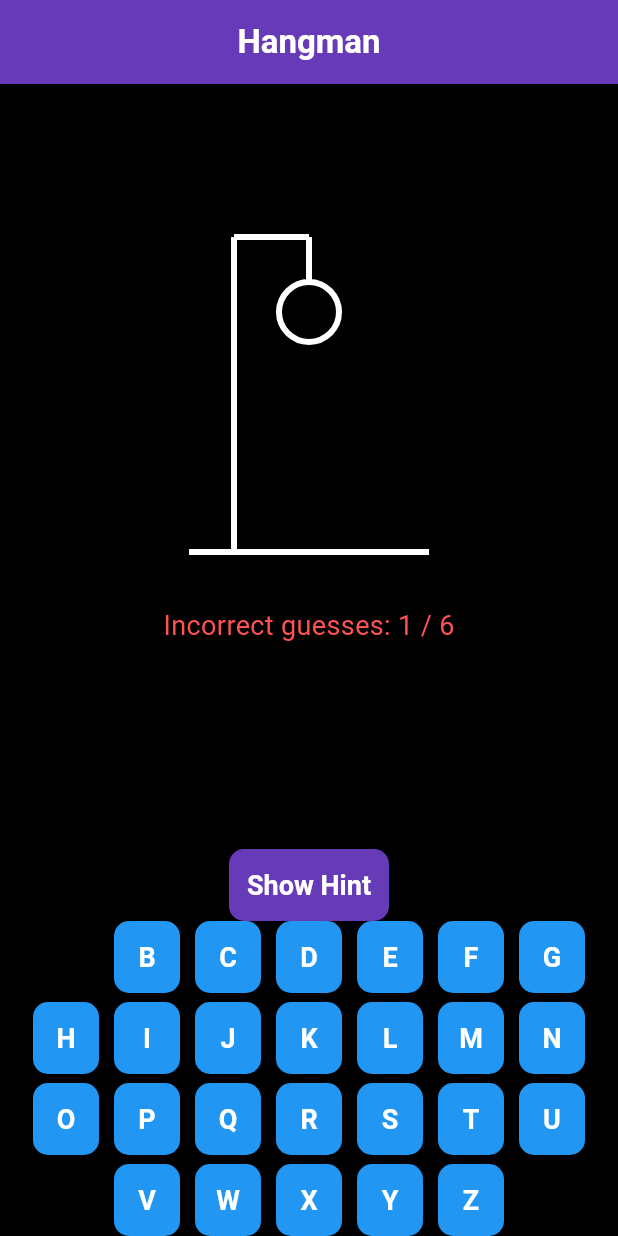
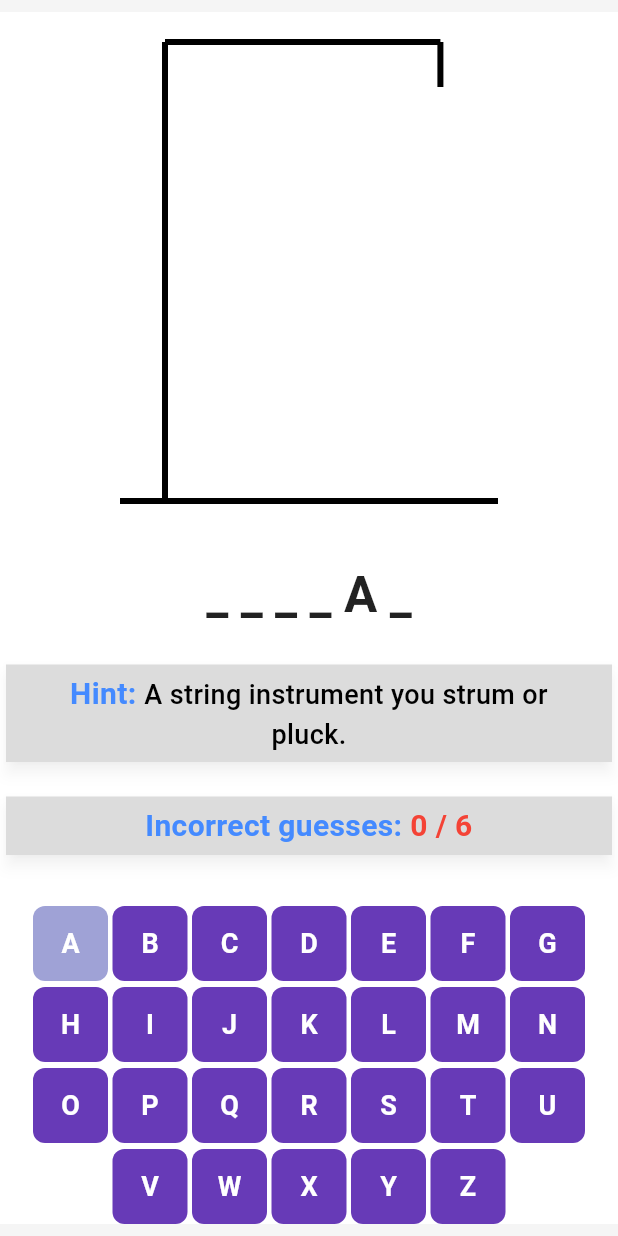
Before and after one commit to ParimSsme/hangman_game, a Flutter app: the screen it shows after launch, after a tap on an icon or button, on a phone screen of 412 x 824 dp. Run offline on Flutter 3.47's test engine with Material 3 defaults, Android fonts, the phone set to English and light mode, and no system bars.

Commit message:
fix some design problems of game screen

```diff
--- a/lib/game/hangman_game.dart
+++ b/lib/game/hangman_game.dart
@@ -1,4 +1,5 @@
 import 'package:flutter/material.dart';
+import 'package:hangman/game/word_list.dart';
 import 'hangman_painter.dart';
 
 class HangmanGame {
@@ -13,15 +14,9 @@ class HangmanGame {
   }
 
   void reset() {
-    final words = [
-      {"word": "flutter", "hint": "A UI framework by Google"},
-      {"word": "widget", "hint": "The building block of Flutter UI"},
-      {"word": "state", "hint": "Something widgets can manage"},
-      {"word": "dart", "hint": "Programming language for Flutter"},
-    ];
 
-    words.shuffle();
-    final chosen = words.first;
+    wordList.shuffle();
+    final chosen = wordList.first;
 
     word = chosen["word"]!;
     hint = chosen["hint"]!;
@@ -48,15 +43,17 @@ class HangmanGame {
   int get maxGuesses => 6;
 
   Widget buildStickman() {
-    return SizedBox(
-      width: 200,
-      height: 250,
-      child: Stack(
-        alignment: Alignment.topCenter,
-        children: [
-          CustomPaint(size: const Size(200, 250), painter: GallowsPainter()),
-          CustomPaint(size: const Size(200, 250), painter: StickmanPainter(incorrectGuesses)),
-        ],
+    return Padding(
+      padding: const EdgeInsets.symmetric(horizontal: 60.0),
+      child: SizedBox(
+        width: double.infinity,
+        child: Stack(
+          alignment: Alignment.topCenter,
+          children: [
+            CustomPaint(size: const Size(double.infinity, double.infinity), painter: GallowsPainter()),
+            CustomPaint(size: const Size(double.infinity, double.infinity), painter: StickmanPainter(incorrectGuesses)),
+          ],
+        ),
       ),
     );
   }
--- a/lib/game/hangman_painter.dart
+++ b/lib/game/hangman_painter.dart
@@ -6,22 +6,30 @@ class GallowsPainter extends CustomPainter {
   @override
   void paint(Canvas canvas, Size size) {
     final paint = Paint()
-      ..color = Colors.white
+      ..color = Colors.black
       ..strokeWidth = 4
       ..style = PaintingStyle.stroke;
 
     final baseY = size.height - 20;
 
-    // Gallows
+    // Base
     canvas.drawLine(Offset(20, baseY), Offset(size.width - 20, baseY), paint);
-    canvas.drawLine(Offset(50, baseY), Offset(50, 20), paint);
-    canvas.drawLine(Offset(50, 20), Offset(size.width / 2, 20), paint);
-    canvas.drawLine(Offset(size.width / 2, 20), Offset(size.width / 2, 50), paint);
+
+    // Vertical post
+    canvas.drawLine(Offset(50, baseY), const Offset(50, 20), paint);
+
+    // Top horizontal beam (make it longer, ~80% of canvas width)
+    final topBeamEndX = size.width * 0.8;
+    canvas.drawLine(const Offset(50, 20), Offset(topBeamEndX, 20), paint);
+
+    // Short hanging beam
+    canvas.drawLine(Offset(topBeamEndX, 20), Offset(topBeamEndX, 50), paint);
   }
 
   @override
   bool shouldRepaint(covariant CustomPainter oldDelegate) => false;
 }
+
 
 class StickmanPainter extends CustomPainter {
   final int stage;
@@ -30,18 +38,39 @@ class StickmanPainter extends CustomPainter {
   @override
   void paint(Canvas canvas, Size size) {
     final paint = Paint()
-      ..color = Colors.white
+      ..color = Colors.black
       ..strokeWidth = 4
       ..style = PaintingStyle.stroke;
 
-    final headCenter = Offset(size.width / 2, 70);
+    // 👇 Hang stickman from beam end (aligned with GallowsPainter)
+    final hangX = size.width * 0.8;
+    final headCenter = Offset(hangX, 70);
 
-    if (stage > 0) canvas.drawCircle(headCenter, 20, paint); // Head
-    if (stage > 1) canvas.drawLine(Offset(size.width / 2, 90), Offset(size.width / 2, 150), paint); // Body
-    if (stage > 2) canvas.drawLine(Offset(size.width / 2, 100), Offset(size.width / 2 - 40, 120), paint); // Left arm
-    if (stage > 3) canvas.drawLine(Offset(size.width / 2, 100), Offset(size.width / 2 + 40, 120), paint); // Right arm
-    if (stage > 4) canvas.drawLine(Offset(size.width / 2, 150), Offset(size.width / 2 - 30, 200), paint); // Left leg
-    if (stage > 5) canvas.drawLine(Offset(size.width / 2, 150), Offset(size.width / 2 + 30, 200), paint); // Right leg
+    // Draw parts step by step
+    if (stage > 0) {
+      // Head
+      canvas.drawCircle(headCenter, 20, paint);
+    }
+    if (stage > 1) {
+      // Body
+      canvas.drawLine(Offset(hangX, 90), Offset(hangX, 150), paint);
+    }
+    if (stage > 2) {
+      // Left arm
+      canvas.drawLine(Offset(hangX, 100), Offset(hangX - 40, 120), paint);
+    }
+    if (stage > 3) {
+      // Right arm
+      canvas.drawLine(Offset(hangX, 100), Offset(hangX + 40, 120), paint);
+    }
+    if (stage > 4) {
+      // Left leg
+      canvas.drawLine(Offset(hangX, 150), Offset(hangX - 30, 200), paint);
+    }
+    if (stage > 5) {
+      // Right leg
+      canvas.drawLine(Offset(hangX, 150), Offset(hangX + 30, 200), paint);
+    }
   }
 
   @override
--- a/lib/game/hangman_screen.dart
+++ b/lib/game/hangman_screen.dart
@@ -1,4 +1,6 @@
 import 'package:flutter/material.dart';
+import 'package:hangman/theme/app_text_styles.dart';
+import '../theme/app_colors.dart';
 import 'hangman_game.dart';
 import '../animations/win/hangman_win_animation.dart';
 import '../animations/lose/hangman_lose_animation.dart';
@@ -18,14 +20,19 @@ class _HangmanScreenState extends State<HangmanScreen>
   late HangmanGame _game;
   late AnimationController _winController;
   late AnimationController _loseController;
-  bool showHint = false;
 
   @override
   void initState() {
     super.initState();
     _game = HangmanGame();
-    _winController = AnimationController(vsync: this, duration: const Duration(seconds: 3));
-    _loseController = AnimationController(vsync: this, duration: const Duration(seconds: 2));
+    _winController = AnimationController(
+      vsync: this,
+      duration: const Duration(seconds: 3),
+    );
+    _loseController = AnimationController(
+      vsync: this,
+      duration: const Duration(seconds: 2),
+    );
   }
 
   void _onLetterTap(String letter) {
@@ -35,9 +42,16 @@ class _HangmanScreenState extends State<HangmanScreen>
       if (_game.isGameOver) {
         if (_game.isWinner) {
           _winController.forward(from: 0);
+
+          Future.delayed(const Duration(seconds: 1), () {
+            if (!mounted) return;
+            _showWinDialog();
+          });
         } else {
           _loseController.forward(from: 0);
+
           Future.delayed(const Duration(milliseconds: 600), () {
+            if (!mounted) return;
             _showGameOverDialog();
           });
         }
@@ -81,95 +95,156 @@ class _HangmanScreenState extends State<HangmanScreen>
     );
   }
 
+  void _showWinDialog() {
+    showDialog(
+      context: context,
+      barrierDismissible: false,
+      builder: (context) {
+        return AlertDialog(
+          backgroundColor: Colors.black87,
+          shape: RoundedRectangleBorder(
+            borderRadius: BorderRadius.circular(12),
+          ),
+          title: const Text(
+            "🎉 You Win!",
+            style: TextStyle(color: Colors.greenAccent),
+          ),
+          content: Text(
+            "Great job! The word was: ${_game.word.toUpperCase()}",
+            style: const TextStyle(color: Colors.white, fontSize: 18),
+          ),
+          actions: [
+            ElevatedButton.icon(
+              onPressed: () {
+                Navigator.pop(context);
+                _resetGame();
+              },
+              icon: const Icon(Icons.refresh),
+              label: const Text("Play Again"),
+              style: ElevatedButton.styleFrom(
+                backgroundColor: Colors.green,
+              ),
+            ),
+          ],
+        );
+      },
+    );
+  }
 
   void _resetGame() {
     setState(() {
       _game.reset();
       _winController.reset();
       _loseController.reset();
-      showHint = false;
     });
-  }
-
-  void _revealHint() {
-    if (!_game.usedHint) {
-      setState(() {
-        showHint = true;
-        _game.usedHint = true;
-      });
-    }
   }
 
   @override
   Widget build(BuildContext context) {
     return Scaffold(
-      appBar: AppBar(title: const Text("Hangman")),
-      body: AnimatedContainer(
+      body: SafeArea(
+        child: Padding(
+          padding: const EdgeInsets.symmetric(vertical: 8.0),
+          child: AnimatedContainer(
             duration: const Duration(seconds: 1),
             curve: Curves.easeInOut,
             color: _game.isGameOver && !_game.isWinner
                 ? Colors.red.shade900
-            : Colors.black,
+                : Colors.white,
             child: Column(
               mainAxisAlignment: MainAxisAlignment.spaceEvenly,
+              crossAxisAlignment: CrossAxisAlignment.stretch,
+              spacing: 30,
               children: [
                 Expanded(
-              child: Center(
                   child: Column(
                     mainAxisAlignment: MainAxisAlignment.center,
+                    crossAxisAlignment: CrossAxisAlignment.stretch,
+                    spacing: 15,
                     children: [
-
-                    _game.isGameOver && !_game.isWinner
+                      Expanded(
+                        child: _game.isGameOver && !_game.isWinner
                             ? HangmanLoseAnimation(
                                 animation: _loseController,
-                      gallows: CustomPaint(size: const Size(200, 250), painter: GallowsPainter()),
+                                gallows: CustomPaint(
+                                  size: const Size(200, 250),
+                                  painter: GallowsPainter(),
+                                ),
                                 stickman: _game.buildStickmanOnly(),
                               )
                             : _game.isGameOver && _game.isWinner
-                        ? HangmanWinAnimation(animation: _winController, child: _game.buildStickman())
+                                ? HangmanWinAnimation(
+                                    animation: _winController,
+                                    child: _game.buildStickman(),
+                                  )
                                 : _game.buildStickman(),
+                      ),
 
-                    const SizedBox(height: 16),
+                      WordDisplay(
+                          word: _game.word, guessed: _game.guessedLetters),
 
-                    Text(
-                      "Incorrect guesses: ${_game.incorrectGuesses} / ${_game.maxGuesses}",
-                      style: const TextStyle(fontSize: 18, color: Colors.redAccent),
+                      Card(
+                        color: AppColors.card,
+                        child: Padding(
+                          padding: const EdgeInsets.symmetric(horizontal: 25.0, vertical: 5),
+                          child: Text.rich(
+                            TextSpan(
+                              children: [
+                                TextSpan(
+                                  text: "Hint: ",
+                                  style: AppTextStyles.headingMedium.copyWith(
+                                    color: AppColors.blue,
+                                  ),
+                                ),
+                                TextSpan(
+                                  text: _game.hint,
+                                  style: AppTextStyles.headlineSmall.copyWith(
+                                    color: AppColors.black,
+                                  ),
+                                ),
+                              ],
+                            ),
+                            textAlign: TextAlign.center,
+                            softWrap: true,
+                          ),
+                        ),
+                      ),
+
+                      Card(
+                        color: AppColors.card,
+                        child: Padding(
+                          padding: const EdgeInsets.symmetric(horizontal: 25.0, vertical: 5),
+                          child: Text.rich(
+                            TextSpan(
+                              children: [
+                                TextSpan(
+                                  text: "Incorrect guesses: ",
+                                  style: AppTextStyles.headingMedium.copyWith(
+                                    color: AppColors.blue,
+                                  ),
+                                ),
+                                TextSpan(
+                                  text: '${_game.incorrectGuesses} / ${_game.maxGuesses}',
+                                  style: AppTextStyles.headingMedium.copyWith(
+                                    color: AppColors.red,
+                                  ),
+                                ),
+                              ],
+                            ),
+                            textAlign: TextAlign.center, // aligns the whole text
+                            softWrap: true,
+                          ),
+                        ),
                       ),
                     ],
                   ),
                 ),
-            ),
-
-            WordDisplay(word: _game.word, guessed: _game.guessedLetters),
-
-            if (showHint)
-              Padding(
-                padding: const EdgeInsets.all(8.0),
-                child: Text(
-                  "💡 Hint: ${_game.hint}",
-                  style: const TextStyle(fontSize: 18, color: Colors.yellow),
-                  textAlign: TextAlign.center,
+                Keyboard(onTap: _onLetterTap, disabled: _game.guessedLetters),
+              ],
             ),
           ),
-
-            if (!_game.isGameOver && !_game.usedHint)
-              ElevatedButton(
-                onPressed: _revealHint,
-                child: const Text("Show Hint"),
-              ),
-
-            Keyboard(onTap: _onLetterTap, disabled: _game.guessedLetters),
-
-            if (_game.isGameOver)
-              ElevatedButton(
-                onPressed: _resetGame,
-                child: const Text("Play Again"),
-              ),
-          ],
         ),
       ),
     );
   }
-
-
 }
--- a/lib/game/word_list.dart
+++ b/lib/game/word_list.dart
@@ -1,12 +1,22 @@
-const List<Map<String, String>> wordList = [
-  {"word": "FLUTTER", "hint": "A UI toolkit by Google"},
-  {"word": "HANGMAN", "hint": "This game’s name"},
-  {"word": "DEVELOPER", "hint": "You are one!"},
-  {"word": "WIDGET", "hint": "The building block of Flutter UI"},
-  {"word": "DART", "hint": "Programming language for Flutter"},
-  {"word": "STATE", "hint": "It changes, you manage it"},
-  {"word": "CONTEXT", "hint": "Passed to build methods"},
-  {"word": "PACKAGE", "hint": "Reusable Dart/Flutter code"},
-  {"word": "BUILD", "hint": "Method called to render UI"},
-  {"word": "ANIMATION", "hint": "Makes apps come alive"},
+final List<Map<String, String>> wordList = [
+  {"word": "APPLE", "hint": "A sweet fruit that grows on trees."},
+  {"word": "ELEPHANT", "hint": "The largest land animal with a trunk."},
+  {"word": "SUNFLOWER", "hint": "A tall yellow flower that follows the sun."},
+  {"word": "MOUNTAIN", "hint": "A high natural elevation of the land."},
+  {"word": "RIVER", "hint": "A flowing body of water that leads to the sea."},
+  {"word": "PYRAMID", "hint": "A triangular structure built in Egypt."},
+  {"word": "KANGAROO", "hint": "A hopping marsupial from Australia."},
+  {"word": "UMBRELLA", "hint": "Used to protect from rain or sun."},
+  {"word": "PIANO", "hint": "A musical instrument with keys."},
+  {"word": "TELESCOPE", "hint": "Used to see distant stars and planets."},
+  {"word": "BICYCLE", "hint": "A two-wheeled vehicle you pedal."},
+  {"word": "CANDLE", "hint": "Wax with a wick that provides light."},
+  {"word": "HONEY", "hint": "Sweet substance made by bees."},
+  {"word": "BUTTERFLY", "hint": "A colorful insect with wings."},
+  {"word": "RAINBOW", "hint": "Colors that appear after rain."},
+  {"word": "DIAMOND", "hint": "A precious and hard gemstone."},
+  {"word": "GUITAR", "hint": "A string instrument you strum or pluck."},
+  {"word": "BOOK", "hint": "Pages bound together for reading."},
+  {"word": "CLOCK", "hint": "A device that shows time."},
+  {"word": "OCEAN", "hint": "A vast body of saltwater."},
 ];
--- a/lib/widgets/keyboard.dart
+++ b/lib/widgets/keyboard.dart
@@ -13,20 +13,28 @@ class Keyboard extends StatelessWidget {
   @override
   Widget build(BuildContext context) {
     const letters = "ABCDEFGHIJKLMNOPQRSTUVWXYZ";
-    return Wrap(
-      spacing: 6,
-      runSpacing: 6,
-      alignment: WrapAlignment.center,
-      children: letters.split("").map((letter) {
-        final isDisabled = disabled.contains(letter.toLowerCase());
-        return ElevatedButton(
-          onPressed: isDisabled ? null : () => onTap(letter.toLowerCase()),
-          style: ElevatedButton.styleFrom(
-            backgroundColor: isDisabled ? Colors.grey : Colors.blue,
-          ),
-          child: Text(letter),
-        );
-      }).toList(),
+
+    return Padding(
+      padding: const EdgeInsets.symmetric(horizontal: 5.0),
+      child: Wrap(
+        spacing: 3,
+        runSpacing: 4,
+        alignment: WrapAlignment.center,
+        children: letters.split("").map((letter) {
+          final isDisabled = disabled.contains(letter);
+          return TextButton(
+            onPressed: isDisabled ? null : () => onTap(letter),
+            style: TextButton.styleFrom(
+              minimumSize: const Size(50, 50),
+              padding: EdgeInsets.zero,
+            ),
+            child: Text(
+              letter,
+              style: const TextStyle(fontSize: 18, fontWeight: FontWeight.bold),
+            ),
+          );
+        }).toList(),
+      ),
     );
   }
 }
--- a/lib/widgets/word_display.dart
+++ b/lib/widgets/word_display.dart
@@ -1,4 +1,5 @@
 import 'package:flutter/material.dart';
+import 'package:hangman/theme/app_text_styles.dart';
 
 class WordDisplay extends StatelessWidget {
   final String word;
@@ -16,7 +17,7 @@ class WordDisplay extends StatelessWidget {
           padding: const EdgeInsets.all(4),
           child: Text(
             isGuessed ? char : "_",
-            style: const TextStyle(fontSize: 32, letterSpacing: 4),
+            style: AppTextStyles.headingLarge,
           ),
         );
       }).toList(),
```
Lines whose indentation alone changed are shown as unchanged.
